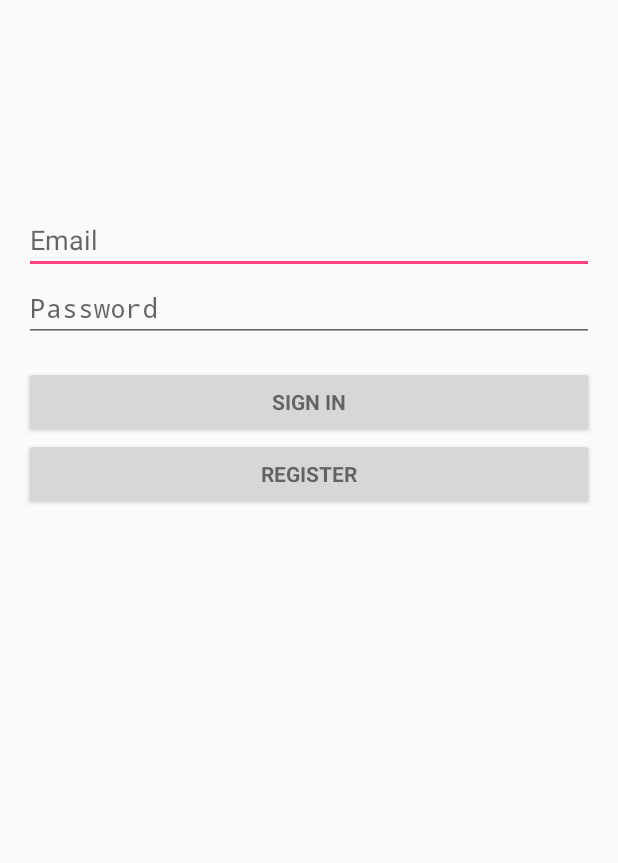
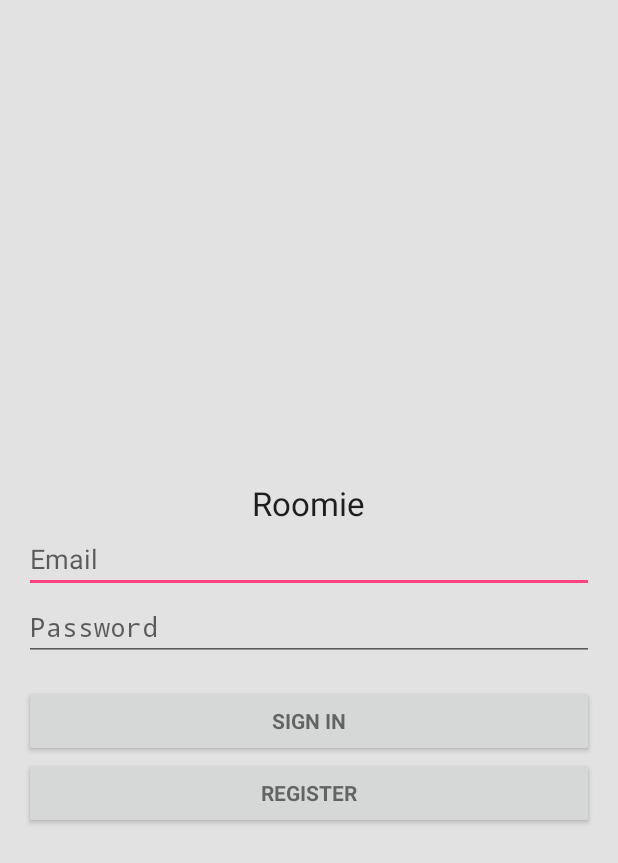
Before and after one commit to Pridexs/Roomie, an Android app: the screen it shows after launch (LoginActivity), on a phone screen of 412 x 824 dp. Shown: the top 863 px of the screen. Run offline under Robolectric (Android 15) with nearby library versions, the phone set to English and light mode, and no system bars; our stand-ins replace Volley.

Commit message:
Fixed the layout and fixed title strings.

```diff
--- a/app/src/main/res/layout/activity_login.xml
+++ b/app/src/main/res/layout/activity_login.xml
@@ -5,22 +5,31 @@
     android:paddingLeft="@dimen/activity_horizontal_margin"
     android:paddingRight="@dimen/activity_horizontal_margin"
     android:paddingTop="@dimen/activity_vertical_margin" tools:context=".LoginActivity"
-    android:weightSum="2" >
+    android:weightSum="2"
+    android:background="#e2e2e2" >
 
 
     <!-- Login progress -->
     <ProgressBar android:id="@+id/login_progress" style="?android:attr/progressBarStyleLarge"
         android:layout_width="wrap_content" android:layout_height="wrap_content"
         android:layout_marginBottom="8dp" android:visibility="gone"
-        android:layout_weight="1" />
+        android:layout_weight="2" />
 
     <ScrollView android:id="@+id/login_form" android:layout_width="fill_parent"
-        android:layout_height="0dp" android:layout_weight="1"
+        android:layout_height="0dp" android:layout_weight="2"
         >
 
         <LinearLayout android:id="@+id/email_login_form" android:layout_width="match_parent"
             android:layout_height="wrap_content" android:orientation="vertical"
             android:layout_gravity="center" android:paddingTop="50dp">
+
+            <TextView
+                android:layout_width="wrap_content"
+                android:layout_height="wrap_content"
+                android:textAppearance="?android:attr/textAppearanceLarge"
+                android:text="@string/app_name"
+                android:id="@+id/textView4"
+                android:layout_gravity="center_horizontal" />
 
             <AutoCompleteTextView android:id="@+id/email" android:layout_width="match_parent"
                 android:layout_height="wrap_content" android:hint="@string/prompt_email"
```
Also changed, not shown: app/src/main/res/values/strings.xml (+18 -21 lines), app/src/main/ic_launcher-web.png (added), app/src/main/res/drawable/logo.png (added), app/src/main/res/mipmap-hdpi/ic_launcher.png, app/src/main/res/mipmap-mdpi/ic_launcher.png, app/src/main/res/mipmap-xhdpi/ic_launcher.png, app/src/main/res/mipmap-xxhdpi/ic_launcher.png, app/src/main/res/mipmap-xxxhdpi/ic_launcher.png.
